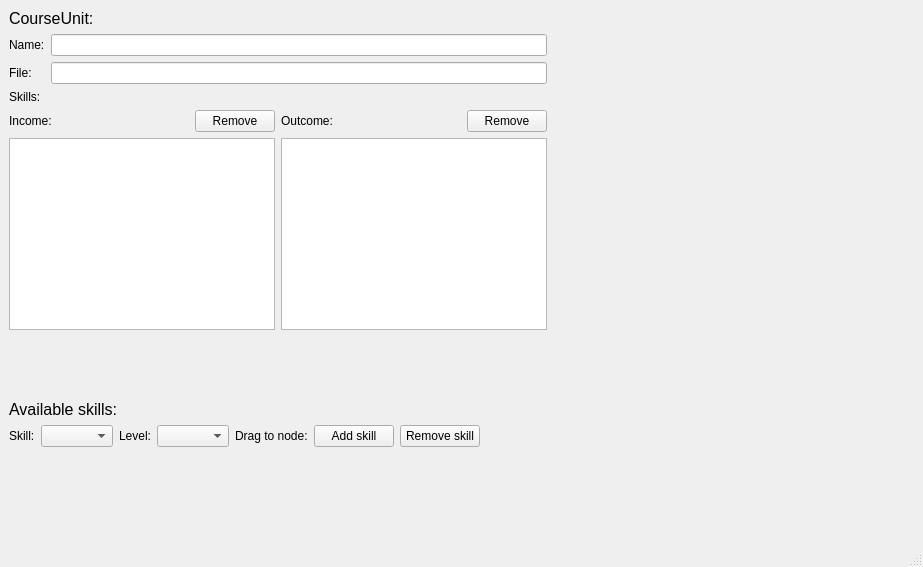
Old version of the form Sources/App/CourseEditor/courseeditor.ui in the repository timattt/Cognitia-II.
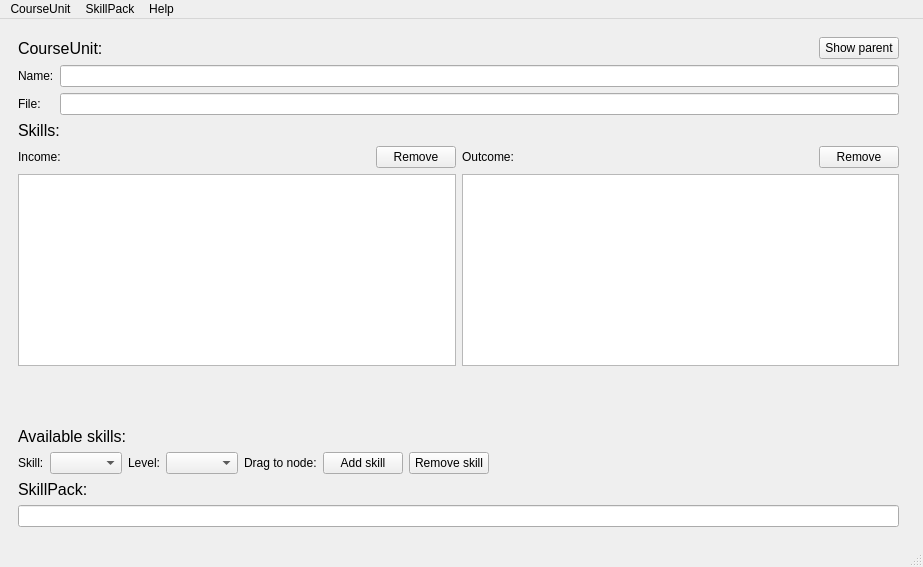
New version of the form. Custom widgets are drawn as their Qt base class.

Commit message: CourseEditor | Feature | Cosmetic changes

The edit to the form file:
```diff
--- a/Sources/App/CourseEditor/courseeditor.ui
+++ b/Sources/App/CourseEditor/courseeditor.ui
@@ -14,17 +14,13 @@
    <string>MainWindow</string>
   </property>
   <widget class="QWidget" name="centralwidget">
+   <layout class="QHBoxLayout" name="horizontalLayout_5">
+    <item>
    <widget class="QWidget" name="widget_2" native="true">
-    <property name="geometry">
-     <rect>
-      <x>9</x>
-      <y>9</y>
-      <width>538</width>
-      <height>438</height>
-     </rect>
-    </property>
     <layout class="QVBoxLayout" name="verticalLayout">
      <item>
+        <layout class="QHBoxLayout" name="horizontalLayout_4">
+         <item>
       <widget class="QLabel" name="label">
        <property name="font">
         <font>
@@ -36,6 +32,15 @@
        </property>
       </widget>
      </item>
+         <item alignment="Qt::AlignRight">
+          <widget class="QPushButton" name="showParent">
+           <property name="text">
+            <string>Show parent</string>
+           </property>
+          </widget>
+         </item>
+        </layout>
+       </item>
      <item>
       <layout class="QFormLayout" name="formLayout">
        <item row="0" column="0">
@@ -56,12 +61,21 @@
         </widget>
        </item>
        <item row="1" column="1">
-        <widget class="QLineEdit" name="fileLineEdit"/>
+          <widget class="QLineEdit" name="fileLineEdit">
+           <property name="readOnly">
+            <bool>true</bool>
+           </property>
+          </widget>
        </item>
       </layout>
      </item>
      <item>
       <widget class="QLabel" name="label_7">
+         <property name="font">
+          <font>
+           <pointsize>12</pointsize>
+          </font>
+         </property>
        <property name="text">
         <string>Skills:</string>
        </property>
@@ -72,9 +86,6 @@
        <item row="1" column="0">
         <widget class="QTreeView" name="inList"/>
        </item>
-       <item row="1" column="1">
-        <widget class="QTableView" name="outList"/>
-       </item>
        <item row="0" column="0">
         <layout class="QHBoxLayout" name="horizontalLayout_2">
          <item>
@@ -111,6 +122,9 @@
          </item>
         </layout>
        </item>
+         <item row="1" column="1">
+          <widget class="QTreeView" name="outList"/>
+         </item>
       </layout>
      </item>
      <item>
@@ -196,21 +210,36 @@
        </item>
       </layout>
      </item>
-    </layout>
-   </widget>
+       <item>
+        <widget class="QLabel" name="label_9">
+         <property name="font">
+          <font>
+           <pointsize>12</pointsize>
+          </font>
+         </property>
+         <property name="text">
+          <string>SkillPack:</string>
+         </property>
+        </widget>
+       </item>
+       <item>
+        <widget class="QLineEdit" name="skillPackFile">
+         <property name="readOnly">
+          <bool>true</bool>
+         </property>
+        </widget>
+       </item>
+      </layout>
+     </widget>
+    </item>
+    <item>
    <widget class="CourseUnitViewer" name="widget" native="true">
-    <property name="geometry">
-     <rect>
-      <x>904</x>
-      <y>9</y>
-      <width>16</width>
-      <height>506</height>
-     </rect>
-    </property>
     <property name="styleSheet">
      <string notr="true"/>
     </property>
    </widget>
+    </item>
+   </layout>
   </widget>
   <widget class="QMenuBar" name="menubar">
    <property name="geometry">
@@ -221,6 +250,28 @@
      <height>21</height>
     </rect>
    </property>
+   <widget class="QMenu" name="menuCourseUnit">
+    <property name="title">
+     <string>CourseUnit</string>
+    </property>
+    <addaction name="actionCourseUnitOpen"/>
+    <addaction name="actionCourseUnitSave"/>
+    <addaction name="actionCourseUnitCreate"/>
+   </widget>
+   <widget class="QMenu" name="menuSkillPack">
+    <property name="title">
+     <string>SkillPack</string>
+    </property>
+    <addaction name="actionSkillPackOpen"/>
+   </widget>
+   <widget class="QMenu" name="menuHelp">
+    <property name="title">
+     <string>Help</string>
+    </property>
+   </widget>
+   <addaction name="menuCourseUnit"/>
+   <addaction name="menuSkillPack"/>
+   <addaction name="menuHelp"/>
   </widget>
   <widget class="QStatusBar" name="statusbar"/>
  </widget>
```
Left out of the diff: 32 changed lines with no effect on the pictures. Lines whose indentation alone changed are shown as unchanged. The commit also changes 10 other files.
